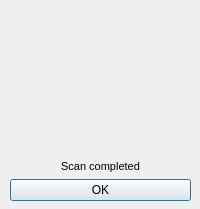
Above: done.ui from spaceh0rse/qt_cpp before the change. Below: the same form after it.
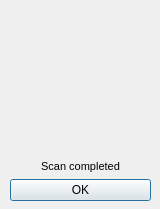
That is the form after the change.

Commit message: bugfixes added mainwindow dialog done

Diff of the .ui file:
```diff
--- a/done.ui
+++ b/done.ui
@@ -6,7 +6,7 @@
    <rect>
     <x>0</x>
     <y>0</y>
-    <width>200</width>
+    <width>160</width>
     <height>209</height>
    </rect>
   </property>
@@ -18,7 +18,7 @@
     <rect>
      <x>10</x>
      <y>10</y>
-     <width>181</width>
+     <width>141</width>
      <height>191</height>
     </rect>
    </property>
```
The commit also changes 7 other files.
